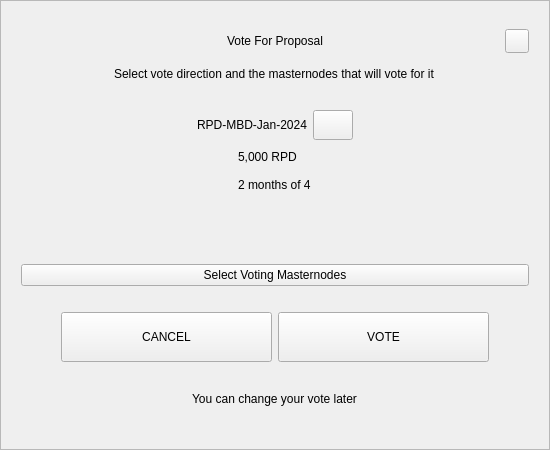
This is src/qt/rpdchain/forms/votedialog.ui in cimelli/RpdSource as Qt 5 draws it before an edit. The edited form follows.
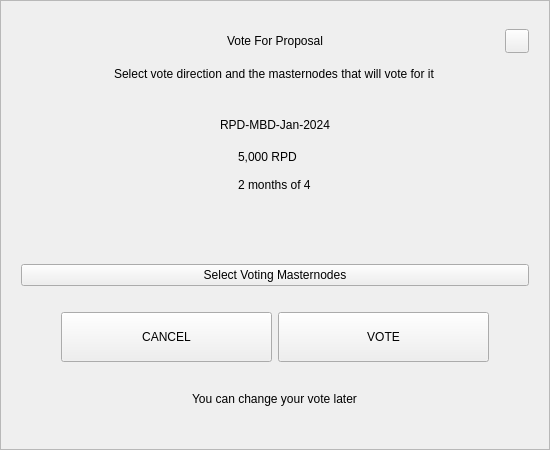
This is the edited form.

The edit to the form file:
```diff
--- a/src/qt/rpdchain/forms/votedialog.ui
+++ b/src/qt/rpdchain/forms/votedialog.ui
@@ -193,28 +193,6 @@
           </property>
          </widget>
         </item>
-        <item>
-         <widget class="QPushButton" name="btnLink">
-          <property name="minimumSize">
-           <size>
-            <width>0</width>
-            <height>30</height>
-           </size>
-          </property>
-          <property name="maximumSize">
-           <size>
-            <width>16777215</width>
-            <height>30</height>
-           </size>
-          </property>
-          <property name="cursor">
-           <cursorShape>PointingHandCursor</cursorShape>
-          </property>
-          <property name="text">
-           <string/>
-          </property>
-         </widget>
-        </item>
         <item>
          <spacer name="horizontalSpacer_4">
           <property name="orientation">
```
